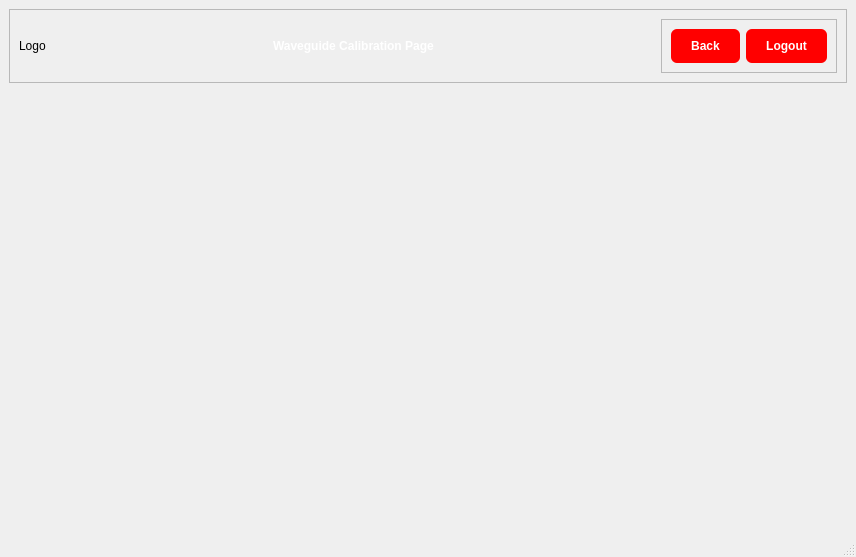
This is Assets/UiFiles/waveguideCalibrationPage.ui in Jeffrey-Ragland/pyqt5IOCLTwo as Qt 5 draws it before an edit. The edited form follows.
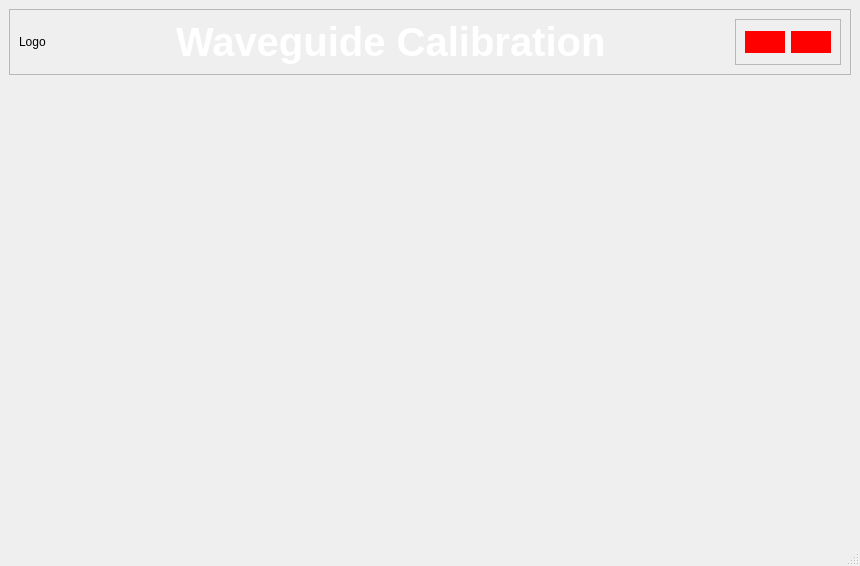
This is the edited form.

```diff
--- a/Assets/UiFiles/waveguideCalibrationPage.ui
+++ b/Assets/UiFiles/waveguideCalibrationPage.ui
@@ -6,8 +6,8 @@
    <rect>
     <x>0</x>
     <y>0</y>
-    <width>856</width>
-    <height>557</height>
+    <width>860</width>
+    <height>566</height>
    </rect>
   </property>
   <property name="windowTitle">
@@ -41,7 +41,7 @@
          </property>
          <property name="sizeHint" stdset="0">
           <size>
-           <width>161</width>
+           <width>97</width>
            <height>20</height>
           </size>
          </property>
@@ -53,10 +53,11 @@
           <string notr="true">QLabel {
     color: white;
 	font-weight: bold;
+	font-size: 40px;
 }</string>
          </property>
          <property name="text">
-          <string>Waveguide Calibration Page</string>
+          <string>Waveguide Calibration</string>
          </property>
         </widget>
        </item>
@@ -67,7 +68,7 @@
          </property>
          <property name="sizeHint" stdset="0">
           <size>
-           <width>160</width>
+           <width>97</width>
            <height>20</height>
           </size>
          </property>
@@ -79,8 +80,8 @@
           <string notr="true">QPushButton {
 	background-color: rgb(255, 0, 0);
    	color: white;
-	border-radius: 6px;
-	padding: 10px 20px;
+	border-radius: 16px;
+	padding: 4px;
 	font: bold;
 }
 </string>
@@ -95,14 +96,14 @@
           <item>
            <widget class="QPushButton" name="waveguideBackButton">
             <property name="text">
-             <string>Back</string>
+             <string/>
             </property>
            </widget>
           </item>
           <item>
            <widget class="QPushButton" name="waveguideLogoutButton">
             <property name="text">
-             <string>Logout</string>
+             <string/>
             </property>
            </widget>
           </item>
```
Left out of the diff: 6 changed lines with no effect on the pictures.
